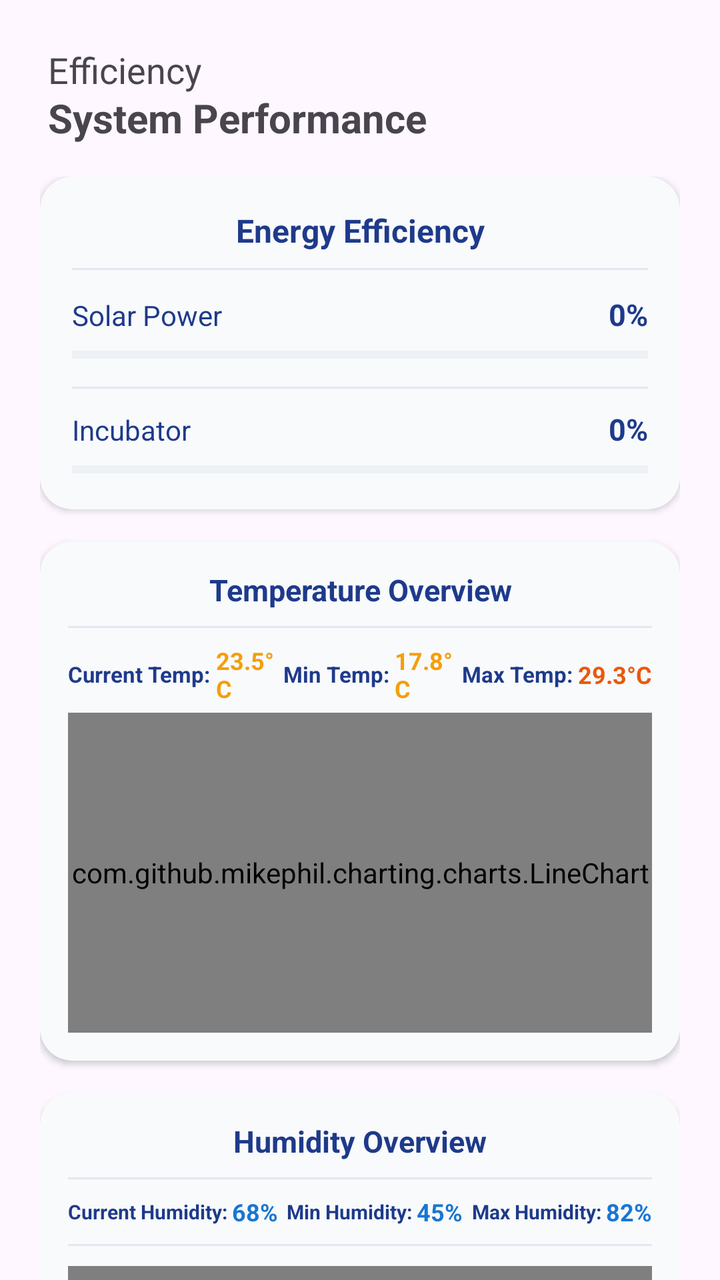
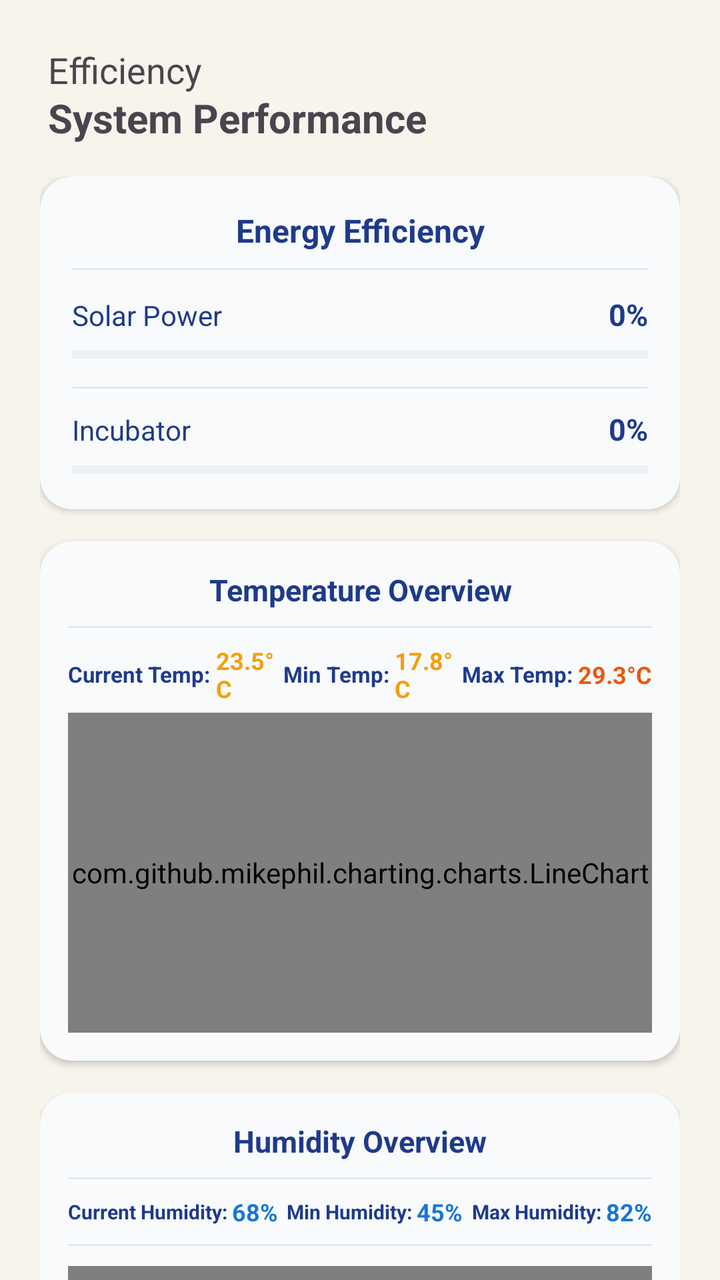

Before-and-after screenshots of an Android layout around one commit, followed by the original layout XML and the change that was made.
<!-- AndroidManifest.xml: application theme Theme.ApplicationLayerSoftwareFrameworkforSolarPoweredIoTSystems -->
<!-- res/layout/fragment_efficiency.xml -->
<?xml version="1.0" encoding="utf-8"?>
<FrameLayout xmlns:android="http://schemas.android.com/apk/res/android"
    xmlns:tools="http://schemas.android.com/tools"
    android:layout_width="match_parent"
    android:layout_height="match_parent"
    xmlns:app="http://schemas.android.com/apk/res-auto"
    tools:context=".efficiency">

    <androidx.core.widget.NestedScrollView
        android:layout_width="match_parent"
        android:layout_height="match_parent"
        android:fillViewport="true">


        <androidx.constraintlayout.widget.ConstraintLayout
            android:layout_width="match_parent"
            android:layout_height="match_parent">

            <TextView
                android:layout_width="wrap_content"
                android:layout_height="wrap_content"
                android:layout_marginStart="24dp"
                android:text="@string/efficiency_heading"
                android:textSize="18sp"
                app:layout_constraintBottom_toBottomOf="parent"
                app:layout_constraintStart_toStartOf="parent"
                app:layout_constraintTop_toTopOf="parent"
                app:layout_constraintVertical_bias="0.037" />

            <TextView
                android:id="@+id/eff_subheading"
                android:layout_width="wrap_content"
                android:layout_height="wrap_content"
                android:layout_marginStart="24dp"
                android:text="@string/efficiency_subheading"
                android:textSize="20sp"
                android:textStyle="bold"
                app:layout_constraintBottom_toBottomOf="parent"
                app:layout_constraintStart_toStartOf="parent"
                app:layout_constraintTop_toTopOf="parent"
                app:layout_constraintVertical_bias="0.074" />

            <FrameLayout
                android:id="@+id/usage_container"
                android:layout_width="0dp"
                android:layout_height="0dp"
                android:layout_marginTop="16dp"
                app:layout_constraintBottom_toBottomOf="parent"
                app:layout_constraintEnd_toEndOf="parent"
                app:layout_constraintHorizontal_bias="0.0"
                app:layout_constraintStart_toStartOf="parent"
                app:layout_constraintTop_toBottomOf="@id/eff_subheading"
                app:layout_constraintVertical_bias="0.0">

                <androidx.core.widget.NestedScrollView
                    android:layout_width="match_parent"
                    android:layout_height="match_parent"
                    android:clipToPadding="false"
                    android:paddingBottom="84dp">

                    <LinearLayout
                        android:layout_width="match_parent"
                        android:layout_height="wrap_content"
                        android:orientation="vertical"
                        android:paddingStart="20dp"
                        android:paddingEnd="20dp"
                        android:paddingBottom="16dp">

                        
                        <androidx.cardview.widget.CardView
                            android:layout_width="match_parent"
                            android:layout_height="wrap_content"
                            android:layout_marginBottom="16dp"
                            app:cardBackgroundColor="#F8FAFC"
                            app:cardCornerRadius="16dp"
                            app:cardElevation="2dp">

                            <LinearLayout
                                android:layout_width="match_parent"
                                android:layout_height="wrap_content"
                                android:orientation="vertical"
                                android:padding="16dp">

                                <TextView
                                    android:layout_width="match_parent"
                                    android:layout_height="wrap_content"
                                    android:gravity="center"
                                    android:text="Energy Efficiency"
                                    android:textColor="#1E3A8A"
                                    android:textSize="16sp"
                                    android:textStyle="bold" />

                                <View
                                    android:layout_width="match_parent"
                                    android:layout_height="1dp"
                                    android:layout_marginTop="8dp"
                                    android:layout_marginBottom="12dp"
                                    android:background="#E2E8F0" />

                                
                                <LinearLayout
                                    android:layout_width="match_parent"
                                    android:layout_height="wrap_content"
                                    android:orientation="horizontal">

                                    <TextView
                                        android:layout_width="0dp"
                                        android:layout_height="wrap_content"
                                        android:layout_weight="1"
                                        android:text="Solar Power"
                                        android:textColor="#1E3A8A"
                                        android:textSize="14sp" />

                                    <TextView
                                        android:id="@+id/tvSolarPowerValue"
                                        android:layout_width="wrap_content"
                                        android:layout_height="wrap_content"
                                        android:text="0%"
                                        android:textColor="#1E3A8A"
                                        android:textSize="15sp"
                                        android:textStyle="bold" />
                                </LinearLayout>

                                <ProgressBar
                                    android:id="@+id/pbSolarPower"
                                    style="?android:attr/progressBarStyleHorizontal"
                                    android:layout_width="match_parent"
                                    android:layout_height="8dp"
                                    android:layout_marginTop="6dp"
                                    android:layout_marginBottom="12dp"
                                    android:max="100"
                                    android:progress="0"
                                    android:progressBackgroundTint="#CBD5E1"
                                    android:progressTint="#F59E0B" />

                                <View
                                    android:layout_width="match_parent"
                                    android:layout_height="1dp"
                                    android:layout_marginBottom="10dp"
                                    android:background="#E2E8F0" />

                                
                                <LinearLayout
                                    android:layout_width="match_parent"
                                    android:layout_height="wrap_content"
                                    android:orientation="horizontal">

                                    <TextView
                                        android:layout_width="0dp"
                                        android:layout_height="wrap_content"
                                        android:layout_weight="1"
                                        android:text="Incubator"
                                        android:textColor="#1E3A8A"
                                        android:textSize="14sp" />

                                    <TextView
                                        android:id="@+id/tvIncubatorValue"
                                        android:layout_width="wrap_content"
                                        android:layout_height="wrap_content"
                                        android:text="0%"
                                        android:textColor="#1E3A8A"
                                        android:textSize="15sp"
                                        android:textStyle="bold" />
                                </LinearLayout>

                                <ProgressBar
                                    android:id="@+id/pbIncubator"
                                    style="?android:attr/progressBarStyleHorizontal"
                                    android:layout_width="match_parent"
                                    android:layout_height="8dp"
                                    android:layout_marginTop="6dp"
                                    android:max="100"
                                    android:progress="0"
                                    android:progressBackgroundTint="#CBD5E1"
                                    android:progressTint="#4CAF50" />

                            </LinearLayout>
                        </androidx.cardview.widget.CardView>

                        
                        <androidx.cardview.widget.CardView
                            android:layout_width="match_parent"
                            android:layout_height="wrap_content"
                            android:layout_marginBottom="16dp"
                            app:cardBackgroundColor="#F8FAFC"
                            app:cardCornerRadius="16dp"
                            app:cardElevation="2dp">

                            <LinearLayout
                                android:layout_width="match_parent"
                                android:layout_height="wrap_content"
                                android:orientation="vertical"
                                android:padding="14dp">

                                <TextView
                                    android:layout_width="match_parent"
                                    android:layout_height="wrap_content"
                                    android:gravity="center"
                                    android:text="Temperature Overview"
                                    android:textColor="#1E3A8A"
                                    android:textSize="15sp"
                                    android:textStyle="bold" />

                                <View
                                    android:layout_width="match_parent"
                                    android:layout_height="1dp"
                                    android:layout_marginTop="8dp"
                                    android:layout_marginBottom="8dp"
                                    android:background="#E2E8F0" />

                                
                                <LinearLayout
                                    android:layout_width="match_parent"
                                    android:layout_height="wrap_content"
                                    android:gravity="center_vertical"
                                    android:orientation="horizontal">

                                    <TextView
                                        android:layout_width="wrap_content"
                                        android:layout_height="wrap_content"
                                        android:text="Current Temp: "
                                        android:textColor="#1E3A8A"
                                        android:textSize="11sp"
                                        android:textStyle="bold" />

                                    <TextView
                                        android:id="@+id/tvCurrentTemp"
                                        android:layout_width="0dp"
                                        android:layout_height="wrap_content"
                                        android:layout_weight="1"
                                        android:text="23.5°C"
                                        android:textColor="#F59E0B"
                                        android:textSize="12sp"
                                        android:textStyle="bold" />

                                    <TextView
                                        android:layout_width="wrap_content"
                                        android:layout_height="wrap_content"
                                        android:text="Min Temp: "
                                        android:textColor="#1E3A8A"
                                        android:textSize="11sp"
                                        android:textStyle="bold" />

                                    <TextView
                                        android:id="@+id/tvMinTemp"
                                        android:layout_width="0dp"
                                        android:layout_height="wrap_content"
                                        android:layout_weight="1"
                                        android:text="17.8°C"
                                        android:textColor="#F59E0B"
                                        android:textSize="12sp"
                                        android:textStyle="bold" />

                                    <TextView
                                        android:layout_width="wrap_content"
                                        android:layout_height="wrap_content"
                                        android:text="Max Temp: "
                                        android:textColor="#1E3A8A"
                                        android:textSize="11sp"
                                        android:textStyle="bold" />

                                    <TextView
                                        android:id="@+id/tvMaxTemp"
                                        android:layout_width="wrap_content"
                                        android:layout_height="wrap_content"
                                        android:text="29.3°C"
                                        android:textColor="#EA580C"
                                        android:textSize="12sp"
                                        android:textStyle="bold" />
                                </LinearLayout>

                                <com.github.mikephil.charting.charts.LineChart
                                    android:id="@+id/temperatureChart"
                                    android:layout_width="match_parent"
                                    android:layout_height="160dp"
                                    android:layout_marginTop="4dp" />

                            </LinearLayout>
                        </androidx.cardview.widget.CardView>

                        
                        <androidx.cardview.widget.CardView
                            android:layout_width="match_parent"
                            android:layout_height="wrap_content"
                            app:cardBackgroundColor="#F8FAFC"
                            app:cardCornerRadius="16dp"
                            app:cardElevation="2dp">

                            <LinearLayout
                                android:layout_width="match_parent"
                                android:layout_height="wrap_content"
                                android:orientation="vertical"
                                android:padding="14dp">

                                <TextView
                                    android:layout_width="match_parent"
                                    android:layout_height="wrap_content"
                                    android:gravity="center"
                                    android:text="Humidity Overview"
                                    android:textColor="#1E3A8A"
                                    android:textSize="15sp"
                                    android:textStyle="bold" />

                                <View
                                    android:layout_width="match_parent"
                                    android:layout_height="1dp"
                                    android:layout_marginTop="8dp"
                                    android:layout_marginBottom="8dp"
                                    android:background="#E2E8F0" />

                                
                                <LinearLayout
                                    android:layout_width="match_parent"
                                    android:layout_height="wrap_content"
                                    android:gravity="center_vertical"
                                    android:orientation="horizontal">

                                    <TextView
                                        android:layout_width="wrap_content"
                                        android:layout_height="wrap_content"
                                        android:text="Current Humidity: "
                                        android:textColor="#1E3A8A"
                                        android:textSize="10sp"
                                        android:textStyle="bold" />

                                    <TextView
                                        android:id="@+id/tvCurrentHumidity"
                                        android:layout_width="0dp"
                                        android:layout_height="wrap_content"
                                        android:layout_weight="1"
                                        android:text="68%"
                                        android:textColor="#1976D2"
                                        android:textSize="12sp"
                                        android:textStyle="bold" />

                                    <TextView
                                        android:layout_width="wrap_content"
                                        android:layout_height="wrap_content"
                                        android:text="Min Humidity: "
                                        android:textColor="#1E3A8A"
                                        android:textSize="10sp"
                                        android:textStyle="bold" />

                                    <TextView
                                        android:id="@+id/tvMinHumidity"
                                        android:layout_width="0dp"
                                        android:layout_height="wrap_content"
                                        android:layout_weight="1"
                                        android:text="45%"
                                        android:textColor="#1976D2"
                                        android:textSize="12sp"
                                        android:textStyle="bold" />

                                    <TextView
                                        android:layout_width="wrap_content"
                                        android:layout_height="wrap_content"
                                        android:text="Max Humidity: "
                                        android:textColor="#1E3A8A"
                                        android:textSize="10sp"
                                        android:textStyle="bold" />

                                    <TextView
                                        android:id="@+id/tvMaxHumidity"
                                        android:layout_width="wrap_content"
                                        android:layout_height="wrap_content"
                                        android:text="82%"
                                        android:textColor="#1976D2"
                                        android:textSize="12sp"
                                        android:textStyle="bold" />
                                </LinearLayout>

                                <View
                                    android:layout_width="match_parent"
                                    android:layout_height="1dp"
                                    android:layout_marginTop="8dp"
                                    android:layout_marginBottom="6dp"
                                    android:background="#E2E8F0" />

                                <com.github.mikephil.charting.charts.LineChart
                                    android:id="@+id/humidityChart"
                                    android:layout_width="match_parent"
                                    android:layout_height="160dp"
                                    android:layout_marginTop="4dp" />

                            </LinearLayout>
                        </androidx.cardview.widget.CardView>

                    </LinearLayout>
                </androidx.core.widget.NestedScrollView>

            </FrameLayout>

        </androidx.constraintlayout.widget.ConstraintLayout>


    </androidx.core.widget.NestedScrollView>

</FrameLayout>
<!-- resources referenced by this layout -->
<resources>
  <string name="efficiency_heading">Efficiency</string>
  <string name="efficiency_subheading">System Performance</string>
  <style name="Theme.ApplicationLayerSoftwareFrameworkforSolarPoweredIoTSystems" parent="Base.Theme.ApplicationLayerSoftwareFrameworkforSolarPoweredIoTSystems" />
  <style name="Base.Theme.ApplicationLayerSoftwareFrameworkforSolarPoweredIoTSystems" parent="Theme.Material3.DayNight.NoActionBar">
          
          
      </style>
</resources>

<!-- the commit's change to res/layout/fragment_efficiency.xml (unified diff, before → after) -->
@@ -4,6 +4,7 @@
     android:layout_width="match_parent"
     android:layout_height="match_parent"
     xmlns:app="http://schemas.android.com/apk/res-auto"
+    android:background="@color/alert_page_background"
     tools:context=".efficiency">
 
     <androidx.core.widget.NestedScrollView
<!-- resource entries referenced after the edit -->
@@ -1,5 +1,6 @@
 <!-- resources referenced by this layout -->
 <resources>
+  <color name="alert_page_background">#F7F4EC</color>
   <string name="efficiency_heading">Efficiency</string>
   <string name="efficiency_subheading">System Performance</string>
   <style name="Theme.ApplicationLayerSoftwareFrameworkforSolarPoweredIoTSystems" parent="Base.Theme.ApplicationLayerSoftwareFrameworkforSolarPoweredIoTSystems" />
